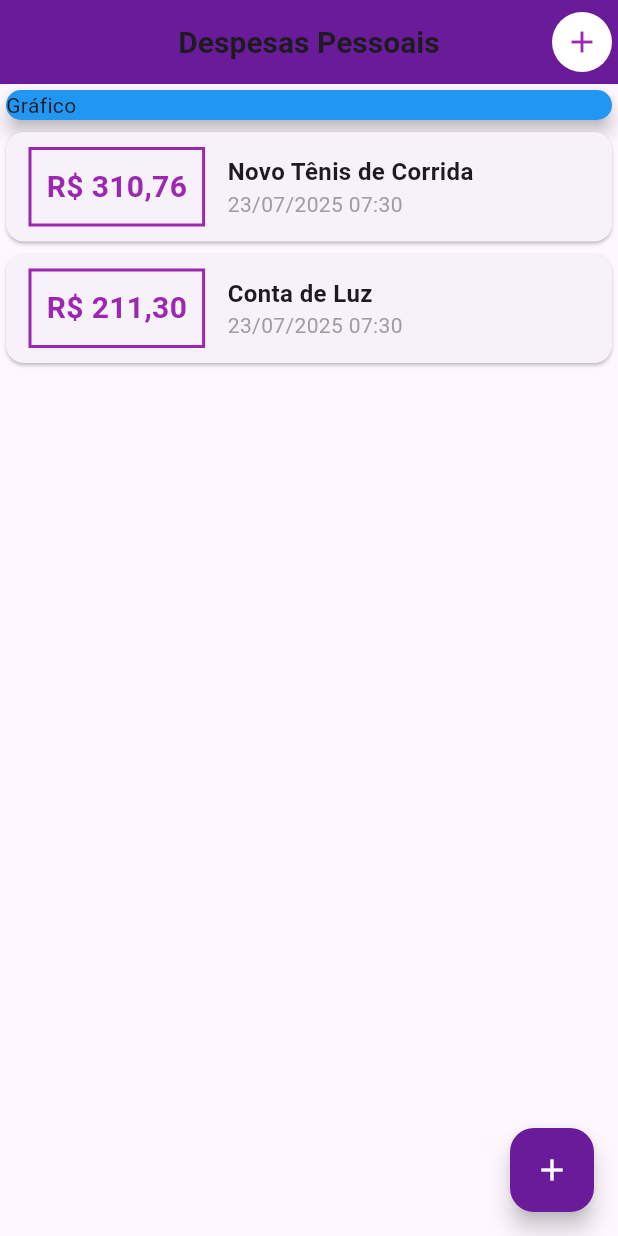
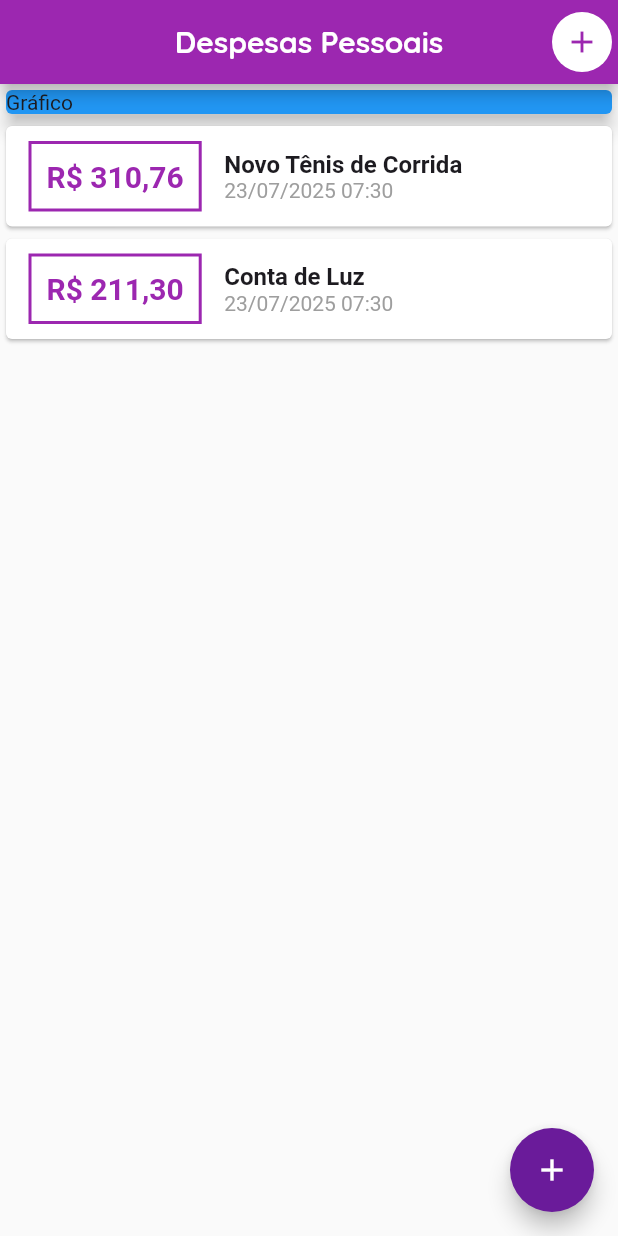
Before and after one commit to VitorLucas98/despesas_pessoais_app, a Flutter app: the screen it shows after launch, on a phone screen of 412 x 824 dp. Run offline on Flutter 3.47's test engine with Material 3 defaults, Android fonts, the phone set to English and light mode, and no system bars.

Commit message:
Fontes Personalizadas & Theme

```diff
--- a/lib/main.dart
+++ b/lib/main.dart
@@ -12,7 +12,30 @@ class ExpensesApp extends StatelessWidget {
 
   @override
   Widget build(BuildContext context) {
-    return MaterialApp(home: MyHomePage());
+    return MaterialApp(
+      home: MyHomePage(),
+      theme: ThemeData(
+        primaryColor: Colors.purple,
+        useMaterial3: false,
+        fontFamily: 'OpenSans',
+        textTheme: ThemeData.light().textTheme.copyWith(
+              titleLarge: const TextStyle(
+                fontFamily: 'OpenSans',
+                fontSize: 18,
+                fontWeight: FontWeight.bold,
+              ),
+            ),
+        appBarTheme: AppBarTheme(
+          backgroundColor: Colors.purple,
+          foregroundColor: Colors.white,
+        ),
+        colorScheme: ColorScheme.fromSeed(
+          seedColor: Colors.amber,
+          primary: Colors.purple,
+          secondary: Colors.amber,
+        ),
+      ),
+    );
   }
 }
 
@@ -27,7 +50,7 @@ class _MyHomePageState extends State<MyHomePage> {
   final tituloController = TextEditingController();
 
   final valorController = TextEditingController();
-  final _transactions = [
+  final List<Transaction>_transactions = [
     Transaction(
       id: 't1',
       title: 'Novo Tênis de Corrida',
@@ -53,6 +76,8 @@ class _MyHomePageState extends State<MyHomePage> {
     setState(() {
       _transactions.add(transaction);
     });
+
+    Navigator.of(context).pop(); // Fecha o modal após adicionar a transação
   }
 
   _openTransactionForm(BuildContext context) {
@@ -71,12 +96,11 @@ class _MyHomePageState extends State<MyHomePage> {
         title: Text(
           'Despesas Pessoais',
           style: TextStyle(
-            fontFamily: 'OpenSans',
+            fontFamily: 'Quicksand',
             fontSize: 20,
             fontWeight: FontWeight.bold,
           ),
         ),
-        backgroundColor: Color(0xFF6A1B9A), // Cor hexadecimal
         centerTitle: true,
         actions: [
           Padding(
@@ -89,7 +113,7 @@ class _MyHomePageState extends State<MyHomePage> {
                 shape: BoxShape.circle,
               ),
               child: IconButton(
-                icon: Icon(Icons.add, color: Colors.purple), // Cor do ícone
+                icon: Icon(Icons.add, color:Theme.of(context).primaryColor), // Cor do ícone
                 onPressed: () => _openTransactionForm(context),
               ),
             ),
@@ -110,7 +134,7 @@ class _MyHomePageState extends State<MyHomePage> {
         ),
       ),
       floatingActionButton: FloatingActionButton(
-        child: const Icon(Icons.add, color: Colors.white), // Cor do ícone
+        child: Icon(Icons.add, color: Colors.white), // Cor do ícone
         backgroundColor: Color(0xFF6A1B9A), // Cor hexadecimal
         onPressed: () => _openTransactionForm(context),
       ),
```
Also changed, not shown: pubspec.yaml (+13 -9 lines), assets/fonts/OpenSans-Bold.ttf (added), assets/fonts/OpenSans-Regular.ttf (added), assets/fonts/Quicksand-Bold.ttf (added), assets/fonts/Quicksand-Light.ttf (added), assets/fonts/Quicksand-Medium.ttf (added), assets/fonts/Quicksand-Regular.ttf (added), assets/images/waiting.png (added).
